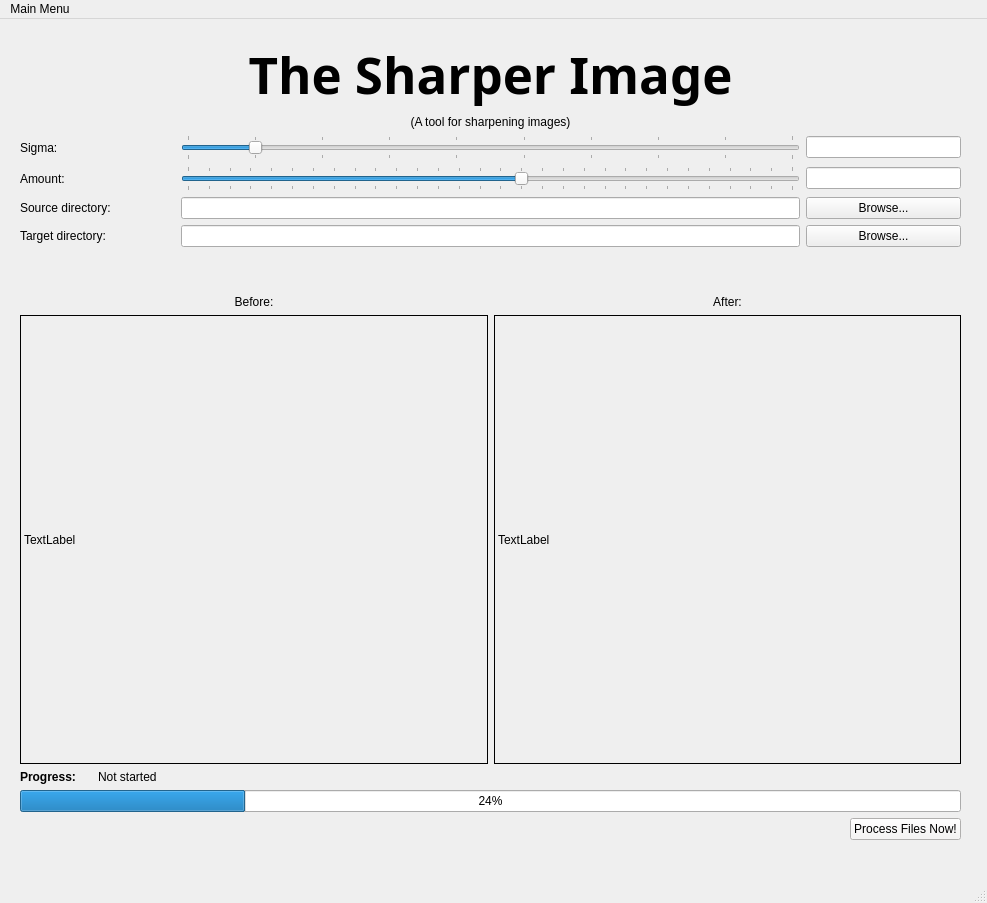
Above: main_window.ui from dfo-gulf-science/SharperImage before the change. Below: the same form after it.
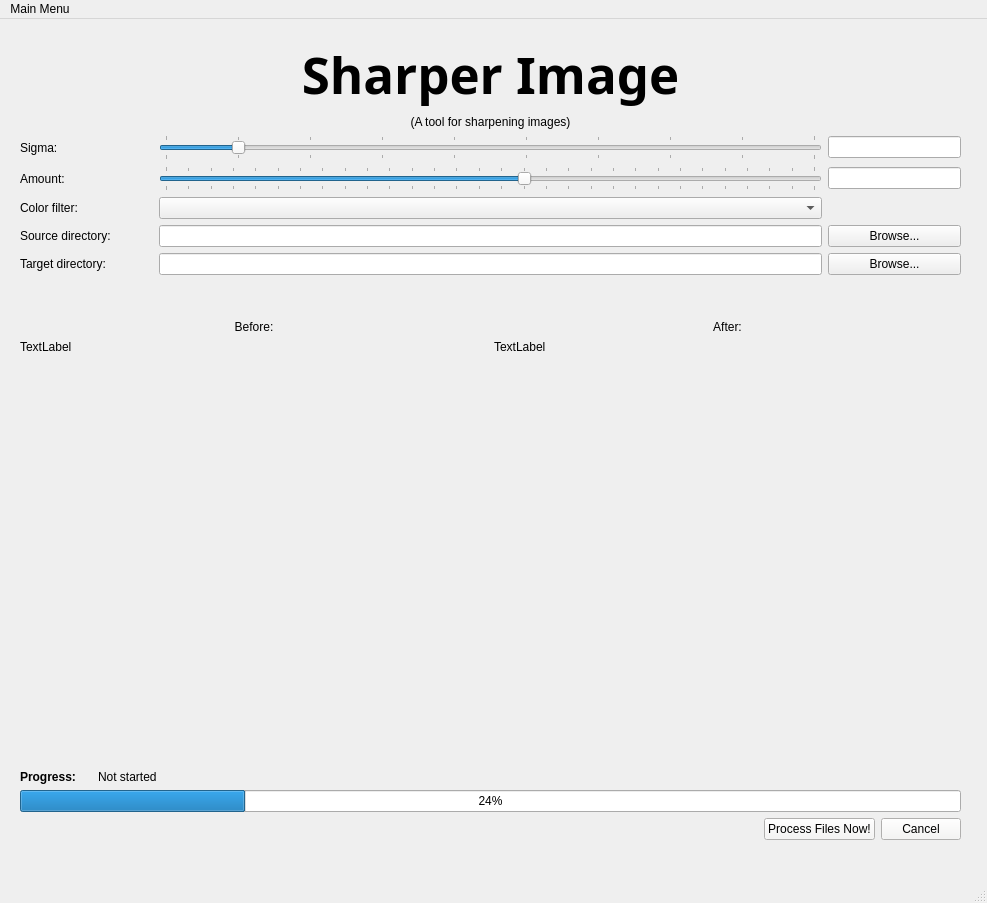
That is the form after the change.

Patch:
```diff
--- a/main_window.ui
+++ b/main_window.ui
@@ -42,7 +42,7 @@
           </font>
          </property>
          <property name="text">
-          <string>The Sharper Image</string>
+          <string>Sharper Image</string>
          </property>
          <property name="alignment">
           <set>Qt::AlignmentFlag::AlignHCenter|Qt::AlignmentFlag::AlignTop</set>
@@ -70,23 +70,9 @@
      <item>
       <layout class="QVBoxLayout" name="verticalLayout">
        <item>
-        <layout class="QGridLayout" name="gridLayout" rowstretch="0,0,0,0" columnstretch="1,4,1">
-         <item row="3" column="0">
-          <widget class="QLabel" name="label_6">
-           <property name="text">
-            <string>Target directory:</string>
-           </property>
-          </widget>
-         </item>
+        <layout class="QGridLayout" name="gridLayout" rowstretch="0,0,0,0,0,0" columnstretch="1,5,1">
          <item row="3" column="1">
-          <widget class="QLineEdit" name="targetDir"/>
-         </item>
-         <item row="3" column="2">
-          <widget class="QPushButton" name="targetFileBrowse">
-           <property name="text">
-            <string>Browse...</string>
-           </property>
-          </widget>
+          <widget class="QLineEdit" name="sourceDir"/>
          </item>
          <item row="0" column="1">
           <widget class="QSlider" name="sigmaSlider">
@@ -110,6 +96,13 @@
            </property>
           </widget>
          </item>
+         <item row="4" column="0">
+          <widget class="QLabel" name="label_6">
+           <property name="text">
+            <string>Target directory:</string>
+           </property>
+          </widget>
+         </item>
          <item row="1" column="0">
           <widget class="QLabel" name="label_3">
            <property name="text">
@@ -127,13 +120,44 @@
            </property>
           </widget>
          </item>
-         <item row="2" column="0">
+         <item row="3" column="0">
           <widget class="QLabel" name="label_5">
            <property name="text">
             <string>Source directory:</string>
            </property>
           </widget>
          </item>
+         <item row="3" column="2">
+          <widget class="QPushButton" name="sourceFileBrowse">
+           <property name="text">
+            <string>Browse...</string>
+           </property>
+          </widget>
+         </item>
+         <item row="0" column="0">
+          <widget class="QLabel" name="label_2">
+           <property name="text">
+            <string>Sigma:</string>
+           </property>
+          </widget>
+         </item>
+         <item row="2" column="0">
+          <widget class="QLabel" name="label_7">
+           <property name="text">
+            <string>Color filter:</string>
+           </property>
+          </widget>
+         </item>
+         <item row="4" column="2">
+          <widget class="QPushButton" name="targetFileBrowse">
+           <property name="text">
+            <string>Browse...</string>
+           </property>
+          </widget>
+         </item>
+         <item row="4" column="1">
+          <widget class="QLineEdit" name="targetDir"/>
+         </item>
          <item row="0" column="2">
           <widget class="QLineEdit" name="sigmaDisplay">
            <property name="autoFillBackground">
@@ -166,47 +190,45 @@
            </property>
           </widget>
          </item>
-         <item row="0" column="0">
-          <widget class="QLabel" name="label_2">
-           <property name="text">
-            <string>Sigma:</string>
-           </property>
-          </widget>
-         </item>
-         <item row="2" column="2">
-          <widget class="QPushButton" name="sourceFileBrowse">
-           <property name="text">
-            <string>Browse...</string>
-           </property>
-          </widget>
-         </item>
          <item row="2" column="1">
-          <widget class="QLineEdit" name="sourceDir"/>
+          <widget class="QComboBox" name="colorMap"/>
          </item>
         </layout>
        </item>
        <item>
         <layout class="QGridLayout" name="gridLayout_2" rowstretch="1,8">
-         <item row="1" column="0">
+         <item row="1" column="0" alignment="Qt::AlignmentFlag::AlignTop">
           <widget class="QLabel" name="originalImage">
            <property name="frameShape">
-            <enum>QFrame::Shape::Box</enum>
+            <enum>QFrame::Shape::NoFrame</enum>
+           </property>
+           <property name="frameShadow">
+            <enum>QFrame::Shadow::Sunken</enum>
+           </property>
+           <property name="lineWidth">
+            <number>2</number>
            </property>
            <property name="midLineWidth">
-            <number>1</number>
+            <number>2</number>
            </property>
            <property name="text">
             <string>TextLabel</string>
            </property>
           </widget>
          </item>
-         <item row="1" column="1">
+         <item row="1" column="1" alignment="Qt::AlignmentFlag::AlignTop">
           <widget class="QLabel" name="newImage">
            <property name="frameShape">
-            <enum>QFrame::Shape::Box</enum>
+            <enum>QFrame::Shape::NoFrame</enum>
+           </property>
+           <property name="frameShadow">
+            <enum>QFrame::Shadow::Sunken</enum>
+           </property>
+           <property name="lineWidth">
+            <number>2</number>
            </property>
            <property name="midLineWidth">
-            <number>1</number>
+            <number>2</number>
            </property>
            <property name="text">
             <string>TextLabel</string>
@@ -298,6 +320,16 @@
            </property>
           </widget>
          </item>
+         <item>
+          <widget class="QPushButton" name="cancelButton">
+           <property name="styleSheet">
+            <string notr="true">background: rgb(246, 245, 244)</string>
+           </property>
+           <property name="text">
+            <string>Cancel</string>
+           </property>
+          </widget>
+         </item>
         </layout>
        </item>
       </layout>
```
